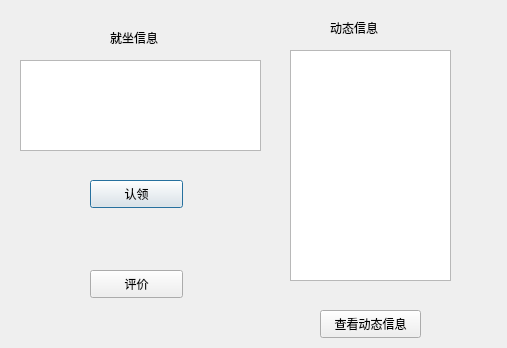
Old version of the form waiter/waiter.ui in the repository yedk/customer.
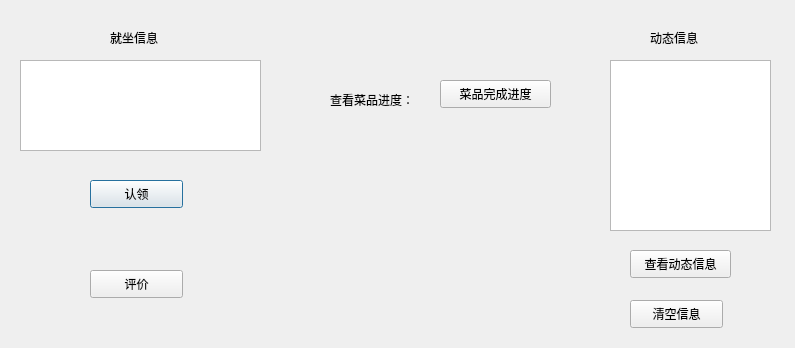
New version of the form.

The edit to the form file:
```diff
--- a/waiter/waiter.ui
+++ b/waiter/waiter.ui
@@ -6,7 +6,7 @@
    <rect>
     <x>0</x>
     <y>0</y>
-    <width>507</width>
+    <width>795</width>
     <height>348</height>
    </rect>
   </property>
@@ -65,8 +65,8 @@
   <widget class="QLabel" name="label_2">
    <property name="geometry">
     <rect>
-     <x>330</x>
-     <y>20</y>
+     <x>650</x>
+     <y>30</y>
      <width>72</width>
      <height>15</height>
     </rect>
@@ -78,18 +78,18 @@
   <widget class="QTextEdit" name="textEdit_2">
    <property name="geometry">
     <rect>
-     <x>290</x>
-     <y>50</y>
+     <x>610</x>
+     <y>60</y>
      <width>161</width>
-     <height>231</height>
+     <height>171</height>
     </rect>
    </property>
   </widget>
   <widget class="QPushButton" name="viewinformation">
    <property name="geometry">
     <rect>
-     <x>320</x>
-     <y>310</y>
+     <x>630</x>
+     <y>250</y>
      <width>101</width>
      <height>28</height>
     </rect>
@@ -98,6 +98,45 @@
     <string>查看动态信息</string>
    </property>
   </widget>
+  <widget class="QPushButton" name="empty">
+   <property name="geometry">
+    <rect>
+     <x>630</x>
+     <y>300</y>
+     <width>93</width>
+     <height>28</height>
+    </rect>
+   </property>
+   <property name="text">
+    <string>清空信息</string>
+   </property>
+  </widget>
+  <widget class="QLabel" name="label_3">
+   <property name="geometry">
+    <rect>
+     <x>330</x>
+     <y>90</y>
+     <width>101</width>
+     <height>20</height>
+    </rect>
+   </property>
+   <property name="text">
+    <string>查看菜品进度：</string>
+   </property>
+  </widget>
+  <widget class="QPushButton" name="checkdish">
+   <property name="geometry">
+    <rect>
+     <x>440</x>
+     <y>80</y>
+     <width>111</width>
+     <height>28</height>
+    </rect>
+   </property>
+   <property name="text">
+    <string>菜品完成进度</string>
+   </property>
+  </widget>
  </widget>
  <layoutdefault spacing="6" margin="11"/>
  <resources>
```
